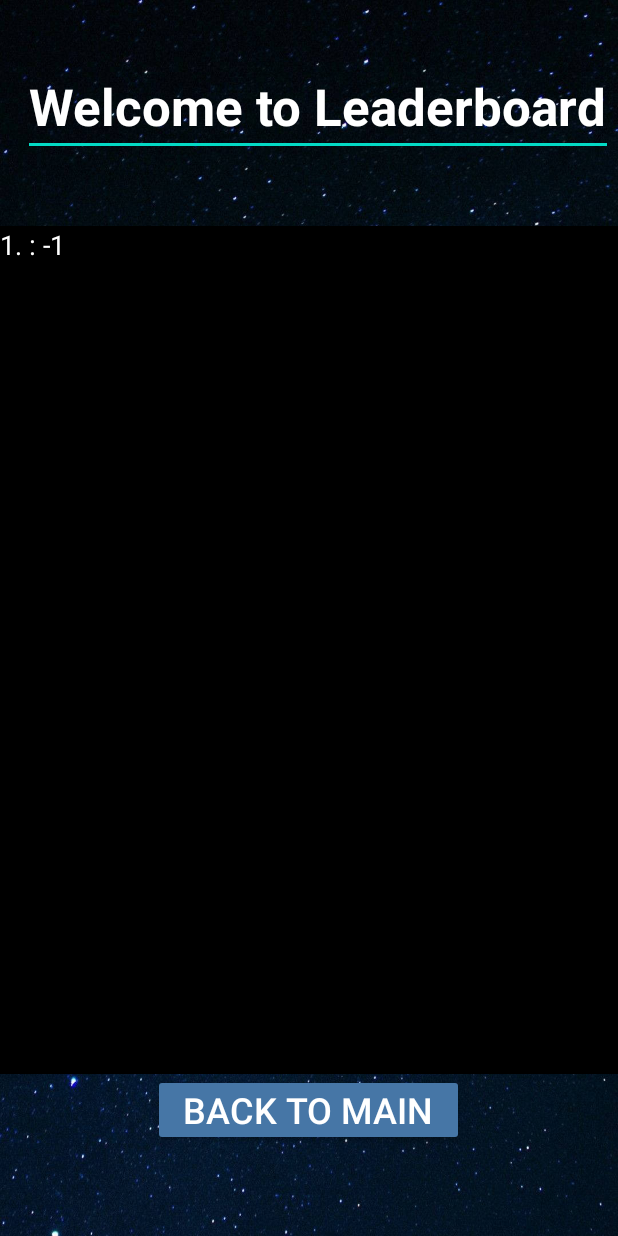
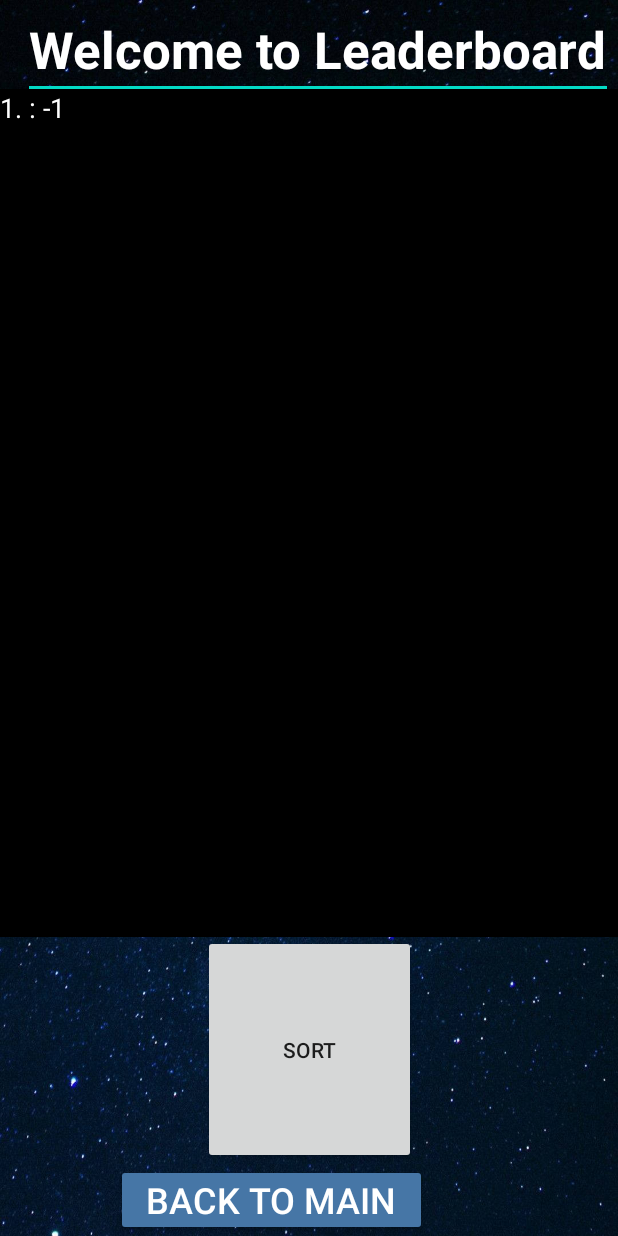
Before and after one commit to RealSyncro/DX1221_GuiCheng_Immanuel_220844R_234577Z, an Android app: the LeaderboardPage screen opened directly, with no data from a screen before it, on a phone screen of 412 x 824 dp. Run offline under Robolectric (Android 15) with nearby library versions, the phone set to English and light mode, and no system bars.

Commit message:
Idk if it works

```diff
--- a/app/src/main/java/com/sdm/dx1221_guicheng_immanuel_220844r_234577z/main/common/FileSystem.java
+++ b/app/src/main/java/com/sdm/dx1221_guicheng_immanuel_220844r_234577z/main/common/FileSystem.java
@@ -83,7 +83,7 @@ public class FileSystem {
 
 
 
-    public static String[][] ReadLeaderboard(String filename, Context m_Context) {
+    public static String[][] ReadNameLeaderboard(String filename, Context m_Context) {
         List<String> displayNames = new ArrayList<>();
         List<String> values = new ArrayList<>();
 
@@ -123,6 +123,67 @@ public class FileSystem {
 
         // Sort the indices based on the display names
         Arrays.sort(indices, Comparator.comparing(index -> displayNamesArray[index]));
+
+        // Create new arrays for sorted display names and values
+        String[] sortedDisplayNames = new String[displayNamesArray.length];
+        String[] sortedValues = new String[valuesArray.length];
+
+        for (int i = 0; i < indices.length; i++) {
+            sortedDisplayNames[i] = displayNamesArray[indices[i]];
+            sortedValues[i] = valuesArray[indices[i]];
+        }
+
+        return new String[][]{sortedDisplayNames, sortedValues};
+    }
+    public static String[][] ReadNumLeaderboard(String filename, Context m_Context) {
+        List<String> displayNames = new ArrayList<>();
+        List<String> values = new ArrayList<>();
+
+        File file = new File(m_Context.getExternalFilesDir(null), filename);
+        if (!file.exists()) {
+            return null;
+        }
+        try {
+            FileInputStream InputStream = new FileInputStream(file);
+            BufferedReader reader = new BufferedReader(new InputStreamReader(InputStream));
+            String line = reader.readLine();
+
+            while (line != null) {
+                // Split the line into display name and value
+                String[] parts = line.split(" ");
+                if (parts.length == 2) {
+                    displayNames.add(parts[0]); // First part as display name
+                    values.add(parts[1]); // Second part as value
+                }
+                line = reader.readLine();
+            }
+            reader.close();
+        } catch (IOException e) {
+            Log.e("ERROR", "ReadLeaderboard: ", e);
+        }
+
+        // Convert lists to arrays
+        String[] displayNamesArray = displayNames.toArray(new String[0]);
+        String[] valuesArray = values.toArray(new String[0]);
+
+        // Convert values from String to Integer for proper numerical sorting
+        Integer[] valuesIntArray = new Integer[valuesArray.length];
+        for (int i = 0; i < valuesArray.length; i++) {
+            try {
+                valuesIntArray[i] = Integer.parseInt(valuesArray[i]); // Parse values as integers
+            } catch (NumberFormatException e) {
+                valuesIntArray[i] = 0; // In case of malformed data, use 0 as the default
+            }
+        }
+
+        // Sort the indices based on values (descending order if you want highest first)
+        Integer[] indices = new Integer[displayNamesArray.length];
+        for (int i = 0; i < displayNamesArray.length; i++) {
+            indices[i] = i; // Initialize indices array
+        }
+
+        // Sort indices based on values
+        Arrays.sort(indices, (i1, i2) -> valuesIntArray[i2] - valuesIntArray[i1]); // Descending order
 
         // Create new arrays for sorted display names and values
         String[] sortedDisplayNames = new String[displayNamesArray.length];
--- a/app/src/main/java/com/sdm/dx1221_guicheng_immanuel_220844r_234577z/main/pages/GameoverPage.java
+++ b/app/src/main/java/com/sdm/dx1221_guicheng_immanuel_220844r_234577z/main/pages/GameoverPage.java
@@ -60,7 +60,7 @@ public class GameoverPage extends Activity implements View.OnClickListener{
             if(_nameInput != null){
                 Clicked = true;
                 StringBuilder currStringAppended = new StringBuilder();
-                String[][] result = FileSystem.ReadLeaderboard("leaderboard.txt", this);
+                String[][] result = FileSystem.ReadNumLeaderboard("leaderboard.txt", this);
 
                 if (result != null) {
                     String[] displayNames = result[0];
--- a/app/src/main/java/com/sdm/dx1221_guicheng_immanuel_220844r_234577z/main/pages/LeaderboardPage.java
+++ b/app/src/main/java/com/sdm/dx1221_guicheng_immanuel_220844r_234577z/main/pages/LeaderboardPage.java
@@ -1,4 +1,5 @@
 package com.sdm.dx1221_guicheng_immanuel_220844r_234577z.main.pages;
+import android.annotation.SuppressLint;
 import android.app.Activity;
 import android.content.Intent;
 import android.os.Bundle;
@@ -14,6 +15,10 @@ public class LeaderboardPage extends Activity implements View.OnClickListener {
     private TextView _leaderboardContent;
     private Button _BackToMain;
 
+    private Button _SortButton;
+    private  boolean SortByNum = false;
+
+    @SuppressLint("MissingInflatedId")
     @Override
     protected void onCreate(Bundle savedInstanceState) {
         super.onCreate(savedInstanceState);
@@ -23,12 +28,17 @@ public class LeaderboardPage extends Activity implements View.OnClickListener {
 
         _BackToMain = findViewById(R.id.leaderboard_back_button);
         _BackToMain.setOnClickListener(this);
+
+        _SortButton = findViewById(R.id.leaderboardsort_btn);
+        _SortButton.setOnClickListener(this);
     }
     @Override
     protected void onStart() {
         super.onStart();
         //ERROR WHEN READING NULL REFERENCE
-        String[][] result = FileSystem.ReadLeaderboard("leaderboard.txt", this);
+        String[][] result = FileSystem.ReadNumLeaderboard("leaderboard.txt", this);
+        SortByNum = true;
+
         if (result == null) {
             //FileSystem.writeToAssets("leaderboard.txt", "testing test", this);
             //FileSystem.Readwrite("leaderboard.txt", this);
@@ -51,5 +61,47 @@ public class LeaderboardPage extends Activity implements View.OnClickListener {
         {
             startActivity(new Intent().setClass(this, MainMenu.class));
         }
+        else if(v == _SortButton){
+            if(!SortByNum){
+                String[][] result = FileSystem.ReadNumLeaderboard("leaderboard.txt", this);
+                SortByNum = true;
+
+                if (result == null) {
+                    //FileSystem.writeToAssets("leaderboard.txt", "testing test", this);
+                    //FileSystem.Readwrite("leaderboard.txt", this);
+                    Log.d("FileSystem", "File was not found, creating new file...");
+                    return;
+                }
+
+
+                String[] displayNames = result[0];
+                String[] values = result[1];
+
+                for (int i = 0; i < displayNames.length; i++){
+                    String Finalstring = (i + 1) + ". " + displayNames[i] + ": " + values[i] + "\n";
+                    _leaderboardContent.append(Finalstring);
+                }
+            }
+            else {
+                String[][] result = FileSystem.ReadNameLeaderboard("leaderboard.txt", this);
+                SortByNum = false;
+
+                if (result == null) {
+                    //FileSystem.writeToAssets("leaderboard.txt", "testing test", this);
+                    //FileSystem.Readwrite("leaderboard.txt", this);
+                    Log.d("FileSystem", "File was not found, creating new file...");
+                    return;
+                }
+
+
+                String[] displayNames = result[0];
+                String[] values = result[1];
+
+                for (int i = 0; i < displayNames.length; i++){
+                    String Finalstring = (i + 1) + ". " + displayNames[i] + ": " + values[i] + "\n";
+                    _leaderboardContent.append(Finalstring);
+                }
+            }
+        }
     }
 }
--- a/app/src/main/res/layout/leaderboard_page.xml
+++ b/app/src/main/res/layout/leaderboard_page.xml
@@ -11,7 +11,7 @@
         android:layout_width="wrap_content"
         android:layout_height="wrap_content"
         android:layout_marginEnd="3dp"
-        android:layout_marginBottom="9dp"
+        android:layout_marginBottom="557dp"
         android:ems="10"
         android:inputType="text"
         android:minHeight="48dp"
@@ -20,8 +20,8 @@
         android:textColorLink="#FFFFFF"
         android:textSize="34sp"
         android:textStyle="bold"
-        app:layout_constraintBottom_toTopOf="@+id/linearLayout2"
-        app:layout_constraintEnd_toEndOf="parent"
+        app:layout_constraintBottom_toTopOf="@+id/leaderboardsort_btn"
+        app:layout_constraintEnd_toEndOf="@+id/linearLayout2"
         app:layout_constraintTop_toTopOf="parent"
         tools:ignore="Autofill,HardcodedText,LabelFor" />
 
@@ -29,12 +29,11 @@
         android:id="@+id/linearLayout2"
         android:layout_width="0dp"
         android:layout_height="wrap_content"
-        android:layout_marginBottom="22dp"
+        android:layout_marginTop="59dp"
         android:orientation="vertical"
-        app:layout_constraintBottom_toBottomOf="parent"
         app:layout_constraintEnd_toEndOf="parent"
         app:layout_constraintStart_toStartOf="parent"
-        app:layout_constraintTop_toBottomOf="@+id/editTextText">
+        app:layout_constraintTop_toTopOf="parent">
 
         <TextView
             android:id="@+id/leaderboard_content"
@@ -45,12 +44,24 @@
             android:textColor="#FFFFFF"
             android:textSize="18sp" />
 
+    </LinearLayout>
+
+    <Button
+        android:id="@+id/leaderboardsort_btn"
+        android:layout_width="142dp"
+        android:layout_height="0dp"
+        android:text="Sort"
+        app:layout_constraintBottom_toTopOf="@+id/leaderboard_back_button"
+        app:layout_constraintEnd_toEndOf="parent"
+        app:layout_constraintStart_toStartOf="parent"
+        app:layout_constraintTop_toBottomOf="@+id/editTextText" />
+
     <Button
         android:id="@+id/leaderboard_back_button"
         android:layout_width="wrap_content"
         android:layout_height="wrap_content"
         android:layout_gravity="center"
-            android:layout_marginBottom="0dp"
+        android:layout_marginStart="77dp"
         android:backgroundTint="#4676A6"
         android:fontFamily="sans-serif-medium"
         android:paddingHorizontal="20dp"
@@ -58,7 +69,8 @@
         android:text="@string/leaderboard_back_text"
         android:textAlignment="center"
         android:textColor="#FFFFFF"
-            android:textSize="24sp" />
-
-    </LinearLayout>
+        android:textSize="24sp"
+        app:layout_constraintBottom_toBottomOf="parent"
+        app:layout_constraintStart_toStartOf="parent"
+        app:layout_constraintTop_toBottomOf="@+id/leaderboardsort_btn" />
 </androidx.constraintlayout.widget.ConstraintLayout>
```
Lines whose indentation alone changed are shown as unchanged.
